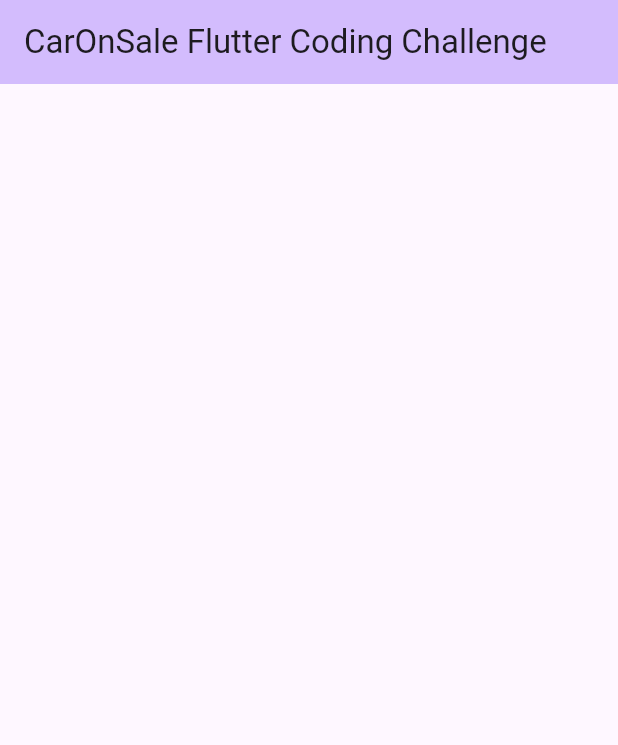
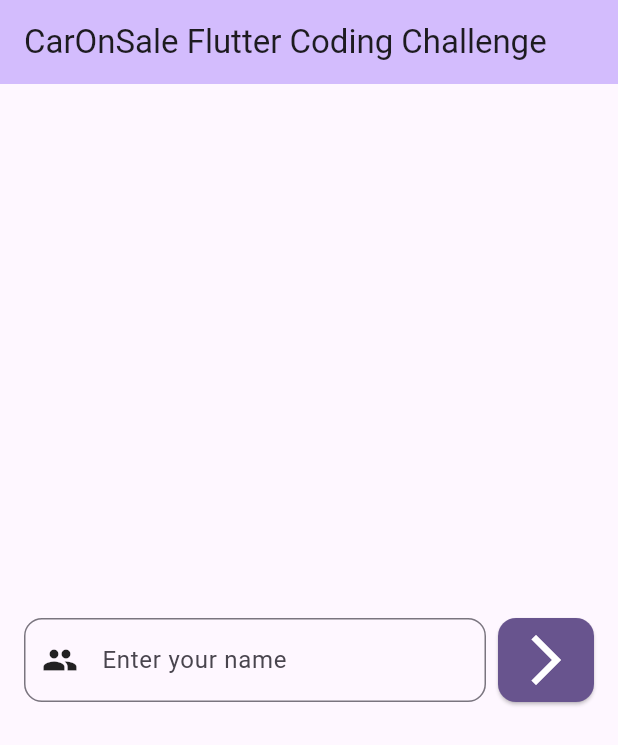
Before and after one commit to oleksandr-kolesnikov-de/carsonsale, a Flutter app: the screen it shows after launch, on a phone screen of 412 x 824 dp. Shown: the top 745 px of the screen. Run offline on Flutter 3.47's test engine with Material 3 defaults, Android fonts, the phone set to English and light mode, and no system bars; our stand-ins replace auto_route, dartz, equatable, flutter_bloc, freezed_annotation, get_it and 2 more; accounts and stored records are empty.

Commit message:
add presentational logic layer

```diff
--- a/lib/features/login/presentation/bloc/login_event.dart
+++ b/lib/features/login/presentation/bloc/login_event.dart
@@ -11,3 +11,13 @@
   @override
   List<Object> get props => [];
 }
+
+class SaveUserEvent extends LoginEvent {
+  final String userName;
+  final Function onSuccess;
+
+  const SaveUserEvent({required this.userName, required this.onSuccess});
+
+  @override
+  List<Object> get props => [userName, onSuccess];
+}
--- a/lib/features/login/presentation/pages/login_page.dart
+++ b/lib/features/login/presentation/pages/login_page.dart
@@ -4,6 +4,7 @@
 /* ********************************************************************************************* */
 
 import 'package:auto_route/auto_route.dart';
+import 'package:carsonsale/features/login/presentation/widgets/login_enter_bar.dart';
 import 'package:flutter/material.dart';
 
 import '../../../../core/constants/app_strings.dart';
@@ -19,7 +20,12 @@
         backgroundColor: Theme.of(context).colorScheme.inversePrimary,
         title: Text(AppStrings.homeScreenTitle),
       ),
-      body: Center(),
+      body: Center(
+        child: Column(
+          mainAxisAlignment: MainAxisAlignment.center,
+          children: [LoginEnterBar()],
+        ),
+      ),
     );
   }
 }
```
Also changed, not shown: lib/features/login/presentation/bloc/login_bloc.dart (+10 -2 lines).
